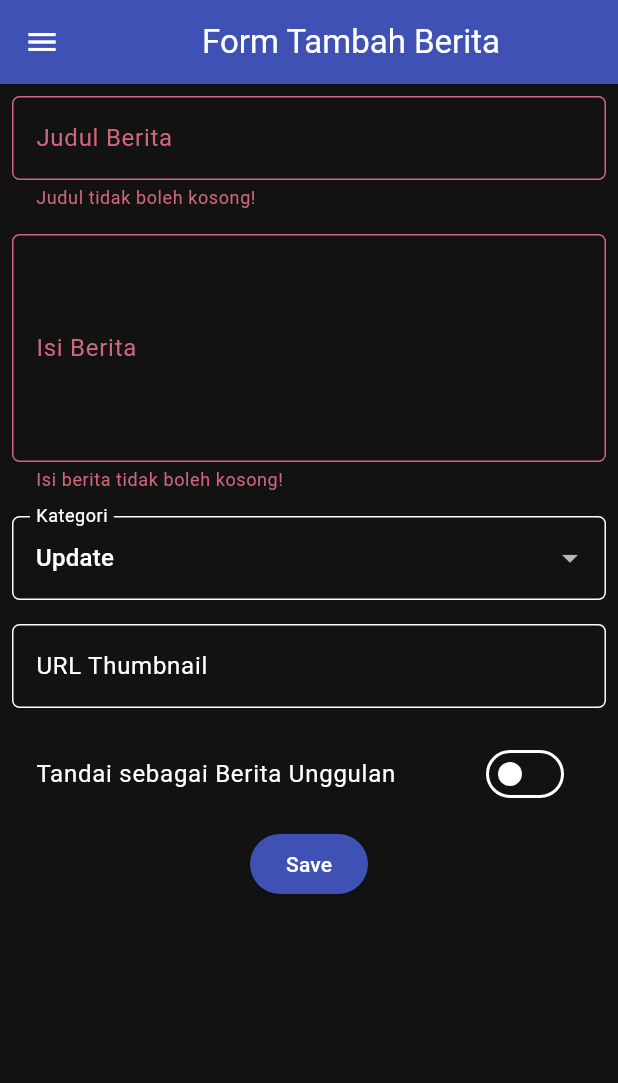
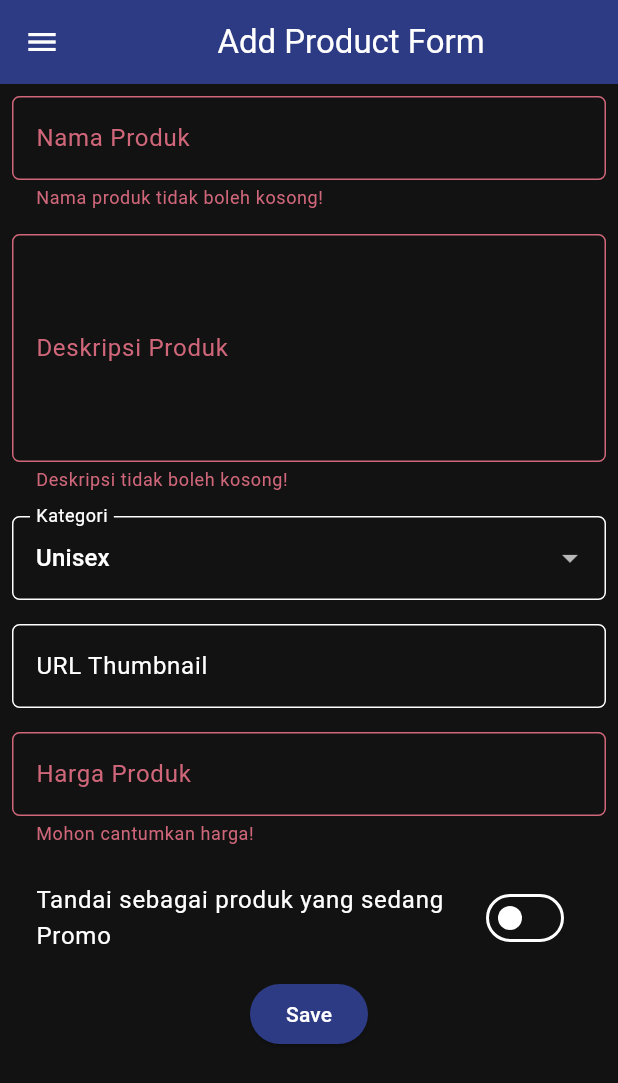
Before and after one commit to dheaasr/naiki-mobile, a Flutter app: the ProductFormPage screen opened directly, after a tap on "Save", on a phone screen of 412 x 824 dp. Shown: the top 1083 px of the screen. Run offline on Flutter 3.47's test engine with Material 3 defaults, Android fonts, the light colour scheme and no system bars.

Commit message:
Tugas 8: Flutter Navigation, Layouts, Forms, and Input Elements

```diff
--- a/lib/screens/product_form.dart
+++ b/lib/screens/product_form.dart
@@ -1,6 +1,7 @@
 import 'package:flutter/material.dart';
+import 'package:naiki_mob/screens/menu.dart';
 import 'package:naiki_mob/widgets/left_drawer.dart';
- //perlu ubah fields
+
 class ProductFormPage extends StatefulWidget {
   const ProductFormPage({super.key});
 
@@ -10,90 +11,86 @@ class ProductFormPage extends StatefulWidget {
 
 class _ProductFormPageState extends State<ProductFormPage> {
   final _formKey = GlobalKey<FormState>();
-    String _title = "";
-    String _content = "";
-    String _category = "update"; // default
+  String _name = "";
+  String _description = "";
+  String _category = "Unisex";
+  String _price = "0";
   String _thumbnail = "";
-    bool _isFeatured = false; // default
+  bool _isPromo = false;
 
-    final List<String> _categories = [
-      'transfer',
-      'update',
-      'exclusive',
-      'match',
-      'rumor',
-      'analysis',
-    ];
+  final List<String> _categories = ['Men', 'Women', 'Kids', 'Unisex', 'Tools'];
 
   @override
   Widget build(BuildContext context) {
     return Scaffold(
       appBar: AppBar(
-            title: const Center(
-              child: Text(
-                'Form Tambah Berita',
-              ),
-            ),
-            backgroundColor: Colors.indigo,
+        title: const Center(child: Text('Add Product Form')),
+        backgroundColor: const Color.fromARGB(255, 45, 58, 132),
         foregroundColor: Colors.white,
       ),
-          drawer: LeftDrawer(),
+      drawer: const LeftDrawer(),
       body: Form(
         key: _formKey,
         child: SingleChildScrollView(
           child: Column(
             crossAxisAlignment: CrossAxisAlignment.start,
-                children:[
-                  // === Title ===
+            children: [
+              // === NAME ===
               Padding(
                 padding: const EdgeInsets.all(8.0),
                 child: TextFormField(
                   decoration: InputDecoration(
-                        hintText: "Judul Berita",
-                        labelText: "Judul Berita",
+                    hintText: "Nama Produk",
+                    labelText: "Nama Produk",
                     border: OutlineInputBorder(
                       borderRadius: BorderRadius.circular(5.0),
                     ),
                   ),
-                      onChanged: (String? value) {
-                        setState(() {
-                          _title = value!;
-                        });
-                      },
-                      validator: (String? value) {
+                  onChanged: (value) => setState(() => _name = value),
+                  validator: (value) {
                     if (value == null || value.isEmpty) {
-                          return "Judul tidak boleh kosong!";
+                      return "Nama produk tidak boleh kosong!";
                     }
-                        return null;
-                      },
-                    ),
-                  ),
-                  Padding(
-                    padding: const EdgeInsets.all(8.0),
-                    child: TextFormField(
-                      maxLines: 5,
-                      decoration: InputDecoration(
-                        hintText: "Isi Berita",
-                        labelText: "Isi Berita",
-                        border: OutlineInputBorder(
-                          borderRadius: BorderRadius.circular(5.0),
-                        ),
-                      ),
-                      onChanged: (String? value) {
-                        setState(() {
-                          _content = value!;
-                        });
-                      },
-                      validator: (String? value) {
-                        if (value == null || value.isEmpty) {
-                          return "Isi berita tidak boleh kosong!";
+                    if (value.length < 3) {
+                      return "Nama produk minimal 3 karakter!";
+                    }
+                    if (value.length > 50) {
+                      return "Nama produk terlalu panjang (maks. 50 karakter)!";
                     }
                     return null;
                   },
                 ),
               ),
 
-                  // === Category ===
+              // === DESCRIPTION ===
+              Padding(
+                padding: const EdgeInsets.all(8.0),
+                child: TextFormField(
+                  maxLines: 5,
+                  decoration: InputDecoration(
+                    hintText: "Deskripsi Produk",
+                    labelText: "Deskripsi Produk",
+                    border: OutlineInputBorder(
+                      borderRadius: BorderRadius.circular(5.0),
+                    ),
+                  ),
+                  onChanged: (value) => setState(() => _description = value),
+                  validator: (value) {
+                    if (value == null || value.isEmpty) {
+                      return "Deskripsi tidak boleh kosong!";
+                    }
+                    if (value.length < 10) {
+                      return "Deskripsi terlalu pendek (min. 10 karakter)!";
+                    }
+                    if (value.length > 300) {
+                      return "Deskripsi terlalu panjang (maks. 300 karakter)!";
+                    }
+                    return null;
+                  },
+                ),
+              ),
+
+              // === CATEGORY ===
               Padding(
                 padding: const EdgeInsets.all(8.0),
                 child: DropdownButtonFormField<String>(
@@ -107,19 +104,15 @@ class _ProductFormPageState extends State<ProductFormPage> {
                   items: _categories
                       .map((cat) => DropdownMenuItem(
                             value: cat,
-                                child: Text(
-                                    cat[0].toUpperCase() + cat.substring(1)),
+                            child: Text(cat),
                           ))
                       .toList(),
-                      onChanged: (String? newValue) {
-                        setState(() {
-                          _category = newValue!;
-                        });
-                      },
+                  onChanged: (newValue) =>
+                      setState(() => _category = newValue!),
                 ),
               ),
 
-                  // === Thumbnail URL ===
+              // === THUMBNAIL URL ===
               Padding(
                 padding: const EdgeInsets.all(8.0),
                 child: TextFormField(
@@ -130,53 +123,86 @@ class _ProductFormPageState extends State<ProductFormPage> {
                       borderRadius: BorderRadius.circular(5.0),
                     ),
                   ),
-                      onChanged: (String? value) {
-                        setState(() {
-                          _thumbnail = value!;
-                        });
+                  onChanged: (value) => setState(() => _thumbnail = value),
+                  validator: (value) {
+                    if (value != null && value.isNotEmpty) {
+                      final urlPattern = RegExp(
+                        r'^(https?:\/\/)?([\w\-])+\.{1}([a-zA-Z]{2,63})([\/\w\-\.\?&=%]*)?$',
+                      );
+                      if (!urlPattern.hasMatch(value)) {
+                        return "Masukkan URL yang valid!";
+                      }
+                    }
+                    return null;
                   },
                 ),
               ),
 
-                  // === Is Featured ===
+              // === PRICE ===
+              Padding(
+                padding: const EdgeInsets.all(8.0),
+                child: TextFormField(
+                  keyboardType: TextInputType.number,
+                  decoration: InputDecoration(
+                    hintText: "Harga Produk",
+                    labelText: "Harga Produk",
+                    border: OutlineInputBorder(
+                      borderRadius: BorderRadius.circular(5.0),
+                    ),
+                  ),
+                  onChanged: (value) => setState(() => _price = value),
+                  validator: (value) {
+                    if (value == null || value.isEmpty) {
+                      return "Mohon cantumkan harga!";
+                    }
+                    final num? price = num.tryParse(value);
+                    if (price == null) {
+                      return "Harga harus berupa angka!";
+                    }
+                    if (price < 0) {
+                      return "Harga tidak boleh negatif!";
+                    }
+                    return null;
+                  },
+                ),
+              ),
+
+              // === IS PROMO ===
               Padding(
                 padding: const EdgeInsets.all(8.0),
                 child: SwitchListTile(
-                      title: const Text("Tandai sebagai Berita Unggulan"),
-                      value: _isFeatured,
-                      onChanged: (bool value) {
-                        setState(() {
-                          _isFeatured = value;
-                        });
-                      },
+                  title:
+                      const Text("Tandai sebagai produk yang sedang Promo"),
+                  value: _isPromo,
+                  onChanged: (value) =>
+                      setState(() => _isPromo = value),
                 ),
               ),
-                  // === Tombol Simpan ===
+
+              // === SAVE BUTTON ===
               Align(
                 alignment: Alignment.bottomCenter,
                 child: ElevatedButton(
                   style: ButtonStyle(
-                        backgroundColor:
-                            MaterialStateProperty.all(Colors.indigo),
+                    backgroundColor: MaterialStateProperty.all(
+                        const Color.fromARGB(255, 45, 58, 132)),
                   ),
                   onPressed: () {
                     if (_formKey.currentState!.validate()) {
                       showDialog(
                         context: context,
-                            builder: (context) {
-                              return AlertDialog(
-                                title: const Text('Produk berhasil tersimpan'),
+                        builder: (context) => AlertDialog(
+                          title: const Text('Produk berhasil ditambahkan'),
                           content: SingleChildScrollView(
                             child: Column(
-                                    crossAxisAlignment:
-                                        CrossAxisAlignment.start,
+                              crossAxisAlignment: CrossAxisAlignment.start,
                               children: [
-                                      Text('Judul: $_title'),
-                                        Text('Isi: $_content'),
+                                Text('Nama: $_name'),
+                                Text('Deskripsi: $_description'),
                                 Text('Kategori: $_category'),
                                 Text('Thumbnail: $_thumbnail'),
-                                        Text(
-                                            'Unggulan: ${_isFeatured ? "Ya" : "Tidak"}'),
+                                Text('Harga: $_price'),
+                                Text('Promo: ${_isPromo ? "Ya" : "Tidak"}'),
                               ],
                             ),
                           ),
@@ -184,21 +210,21 @@ class _ProductFormPageState extends State<ProductFormPage> {
                             TextButton(
                               child: const Text('OK'),
                               onPressed: () {
-                                      Navigator.pop(context);
-                                      _formKey.currentState!.reset();
+                              Navigator.pop(context); // nutup dialog
+                              Navigator.pushAndRemoveUntil(
+                                context,
+                                MaterialPageRoute(builder: (context) => MyHomePage()),
+                                (route) => false, // hapus semua route lama biar ga bisa back
+                              );
                             },
                             ),
                           ],
+                        ),
                       );
-                            },
-                          );
-
                     }
                   },
-                      child: const Text(
-                        "Save",
-                        style: TextStyle(color: Colors.white),
-                      ),
+                  child: const Text("Save",
+                      style: TextStyle(color: Colors.white)),
                 ),
               ),
             ],
--- a/lib/widgets/left_drawer.dart
+++ b/lib/widgets/left_drawer.dart
@@ -56,7 +56,7 @@ class LeftDrawer extends StatelessWidget {
             onTap: () {
               Navigator.push(
               context,
-              MaterialPageRoute(builder: (context) => ProductFormPage()),
+              MaterialPageRoute(builder: (context) => const ProductFormPage()),
               );
             },
           ),
--- a/lib/widgets/product_cards.dart
+++ b/lib/widgets/product_cards.dart
@@ -13,7 +13,7 @@ class ItemCard extends StatelessWidget {
   Widget build(BuildContext context) {
     return Material(
       // Menentukan warna latar belakang dari tema aplikasi.
-      color: Theme.of(context).colorScheme.secondary,
+      color: item.color,
       // Membuat sudut kartu melengkung.
       borderRadius: BorderRadius.circular(12),
 
@@ -26,7 +26,7 @@ class ItemCard extends StatelessWidget {
             ..showSnackBar(
               SnackBar(content: Text("Kamu telah menekan tombol ${item.name}!"))
             );
-          if (item.name == "Add Product") {
+          if (item.name == "Create Product") {
             Navigator.push(
               context,
               MaterialPageRoute(builder: (context) => ProductFormPage()),
```
Also changed, not shown: 1 other file. Lines whose indentation alone changed are shown as unchanged.
